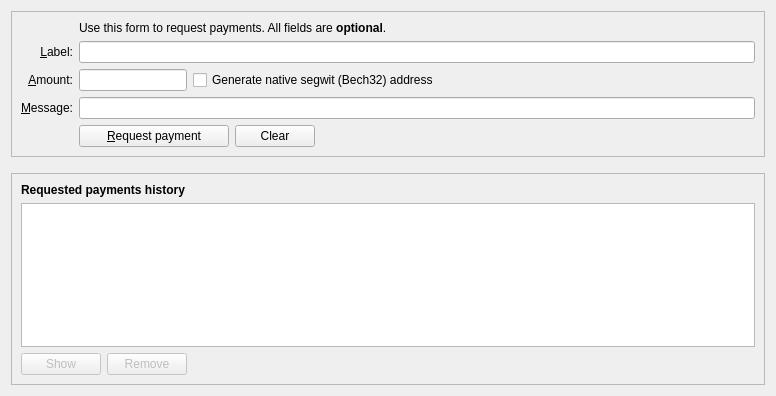
First picture: the form in src/qt/forms/receivecoinsdialog.ui, repository barrystyle/SUQA-0.17.1, before the edit.
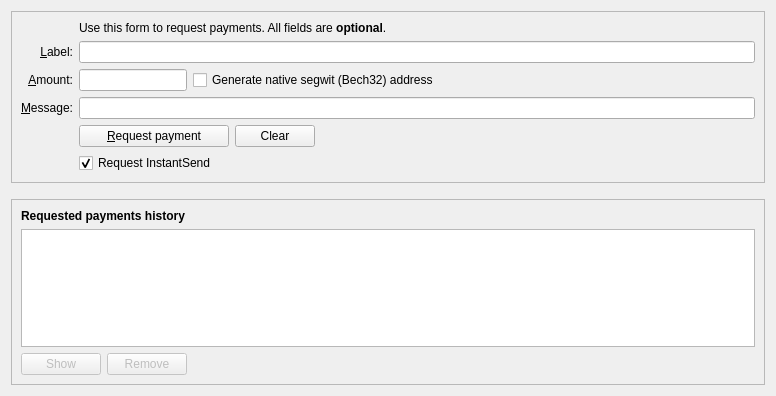
Second picture: the form after the edit. Icons and pictures are not drawn. Custom widgets are drawn as their Qt base class.

What changed in the file:
```diff
--- a/src/qt/forms/receivecoinsdialog.ui
+++ b/src/qt/forms/receivecoinsdialog.ui
@@ -161,6 +161,16 @@
           </property>
          </widget>
         </item>
+        <item row="8" column="2">
+         <widget class="QCheckBox" name="checkUseInstantSend">
+          <property name="text">
+           <string>Request InstantSend</string>
+          </property>
+          <property name="checked">
+           <bool>true</bool>
+          </property>
+         </widget>
+        </item>
         <item row="5" column="2">
          <layout class="QHBoxLayout" name="horizontalLayout_6">
           <item>
```
